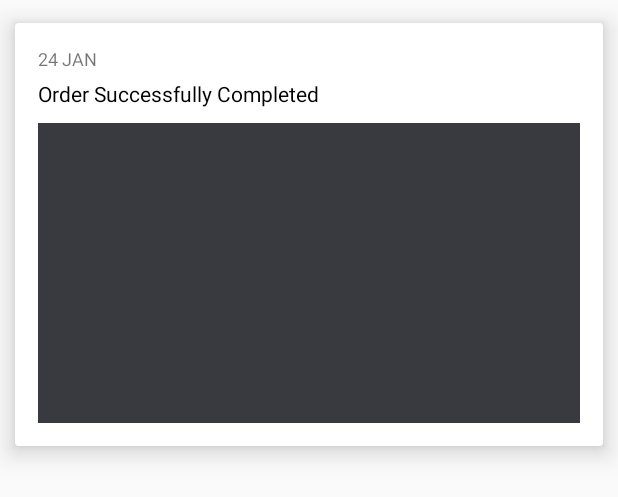
After one commit to JayAnother/TianTian, an Android app: the layout adapter_conmmunity_list_layout.xml on its own in the app's theme, with its tools: preview values and no code run, on a phone screen of 412 x 824 dp. The commit adds this screen. Shown: the top 497 px of the screen. Run offline under Robolectric (Android 15) with nearby library versions, the phone set to English and light mode, and no system bars; Roboto replaces fonts that are not available here.

Commit message:
add community list

```diff
--- a/app/build.gradle
+++ b/app/build.gradle
@@ -54,4 +54,5 @@ dependencies {
     compile 'com.lguipeng.bubbleview:library:1.0.0'
     testCompile 'junit:junit:4.12'
     annotationProcessor 'com.jakewharton:butterknife-compiler:8.4.0'
+    compile 'com.github.Aspsine:IRecyclerView:0.0.5'
 }
--- /dev/null
+++ b/app/src/main/res/layout/adapter_conmmunity_list_layout.xml
@@ -0,0 +1,51 @@
+<?xml version="1.0" encoding="utf-8"?>
+<RelativeLayout xmlns:android="http://schemas.android.com/apk/res/android"
+              xmlns:app="http://schemas.android.com/apk/res-auto"
+              xmlns:tools="http://schemas.android.com/tools"
+              android:orientation="vertical"
+              android:layout_width="match_parent"
+              android:layout_height="match_parent">
+    <android.support.v7.widget.CardView
+        android:layout_width="match_parent"
+        android:layout_height="wrap_content"
+        android:layout_marginTop="15dp"
+        android:layout_marginBottom="15dp"
+        android:layout_marginLeft="10dp"
+        android:layout_marginRight="10dp"
+        android:layout_gravity="center_vertical"
+        app:cardElevation="10dp"
+        app:contentPadding="15dp">
+
+        <LinearLayout
+            android:layout_width="match_parent"
+            android:layout_height="wrap_content"
+            android:layout_gravity="center"
+            android:gravity="center"
+            android:orientation="vertical">
+
+            <android.support.v7.widget.AppCompatTextView
+                android:layout_width="match_parent"
+                android:layout_height="wrap_content"
+                android:id="@+id/text_timeline_date"
+                android:textSize="12sp"
+                tools:text="24 JAN"/>
+
+            <android.support.v7.widget.AppCompatTextView
+                android:layout_width="match_parent"
+                android:layout_height="wrap_content"
+                android:layout_marginTop="5dp"
+                android:id="@+id/text_timeline_title"
+                android:textColor="@android:color/black"
+                tools:text="Order Successfully Completed"/>
+            <ImageView
+                android:id="@+id/image"
+                android:background="@color/base_color"
+                android:layout_marginTop="10dp"
+                android:layout_width="match_parent"
+                android:layout_height="200dp"/>
+
+        </LinearLayout>
+
+    </android.support.v7.widget.CardView>
+
+</RelativeLayout>
--- a/build.gradle
+++ b/build.gradle
@@ -15,6 +15,7 @@ buildscript {
 allprojects {
     repositories {
         jcenter()
+        maven { url "https://jitpack.io" }
     }
 }
 
```
Also changed, not shown: app/src/main/java/jay/love/tiantian/listener/OnItemClickListener.java (added, +9 -0 lines), app/src/main/java/jay/love/tiantian/ui/a/AFragment.java (+41 -13 lines), app/src/main/java/jay/love/tiantian/ui/a/CommunityListAdapter.java (added, +66 -0 lines), app/src/main/res/layout/fragment_a.xml (+1 -42 lines), app/src/main/res/layout/header_conmunity_list.xml (added, +45 -0 lines).
